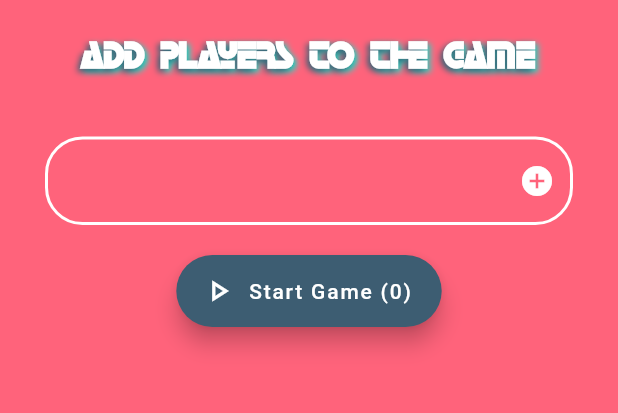
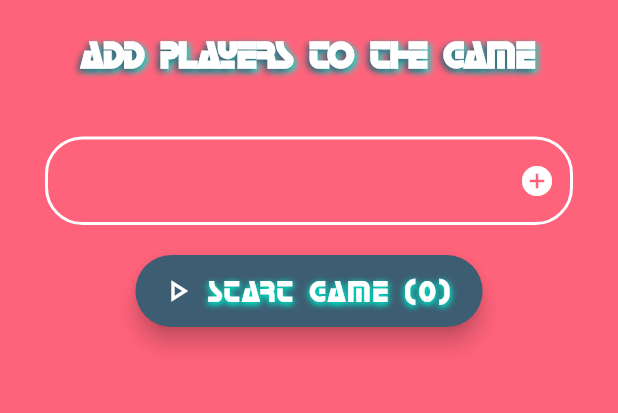
Before and after one commit to DespotB/IDareYouGame, a Flutter app: the screen it shows after launch, on a phone screen of 412 x 824 dp, the part 105-518 px from its top. Run offline on Flutter 3.47's test engine with Material 2 defaults, Android fonts, the phone set to English and light mode, and no system bars; our stand-ins replace animated_text_kit, flutter_spinkit.

Commit message:
UPDATE start button horizon

```diff
--- a/lib/players_screen.dart
+++ b/lib/players_screen.dart
@@ -157,7 +157,23 @@ class PlayersPage extends StatelessWidget {
                           ]);
                         }
                       },
-                      label: Text('Start Game (' + _players.length.toString() + ')'),
+                      label: Text('Start Game (' + _players.length.toString() + ')',
+                      style: new TextStyle(
+                          shadows: [
+                            Shadow(
+                              color: Color(0xff00efd1),
+                              blurRadius: 5.0,
+                              offset: Offset(1.0, 1.0),
+                            ),
+                            Shadow(
+                              color: Color(0xFF00ceb4),
+                              blurRadius: 5.0,
+                              offset: Offset(-1.0, 1.0),
+                            ),
+                          ],
+                          fontFamily: "Horizon",
+                          color: Colors.white,
+                          fontSize: 20.0),),
                       icon: Icon(Icons.play_arrow_outlined),
                       backgroundColor: Color(0xFF3d5d72),
                     ),
```
